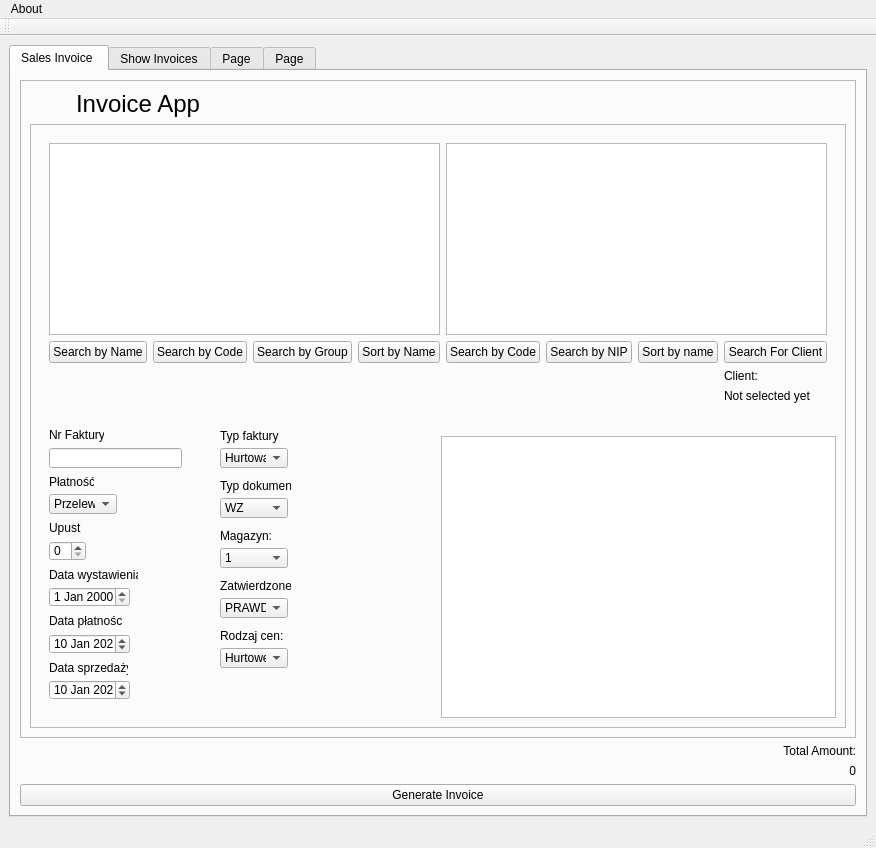
PrzemyslawSarnacki/invoiceApp, file view/tryui.ui: the form before one commit.
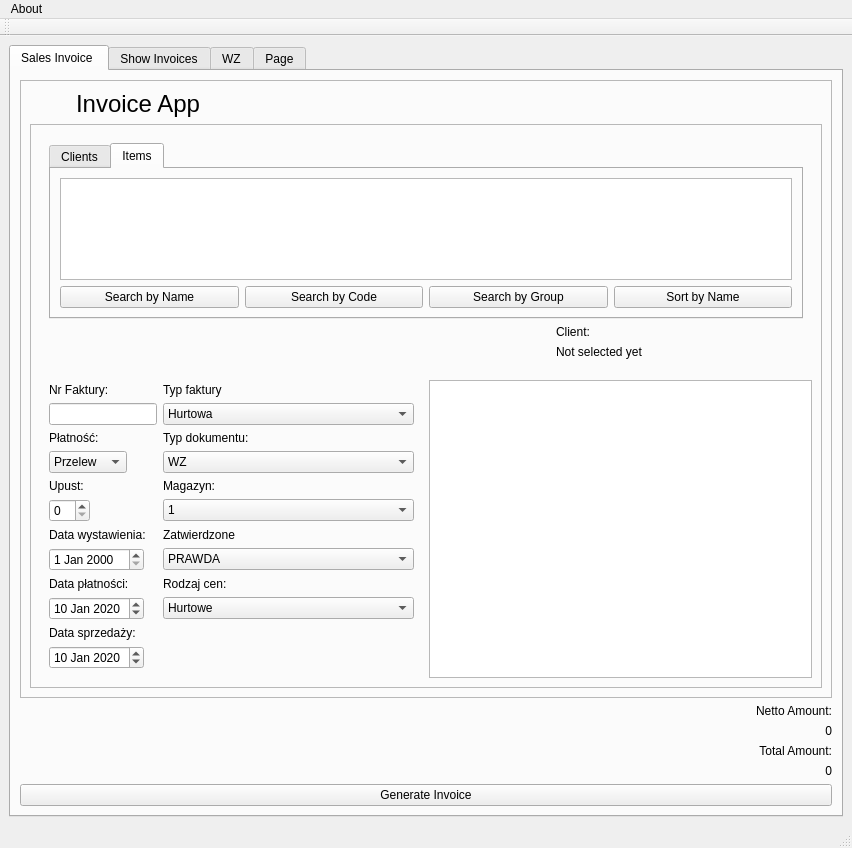
The form after the commit. The open tabs and pages were chosen to show the change. Icons and pictures are not drawn.

Commit message: One table sorts without using buttons

The edit to the form file:
```diff
--- a/view/tryui.ui
+++ b/view/tryui.ui
@@ -75,6 +75,16 @@
           <property name="sizeConstraint">
            <enum>QLayout::SetNoConstraint</enum>
           </property>
+          <item row="4" column="0">
+           <widget class="QLabel" name="totalAmountResultLabel">
+            <property name="text">
+             <string>0</string>
+            </property>
+            <property name="alignment">
+             <set>Qt::AlignRight|Qt::AlignTrailing|Qt::AlignVCenter</set>
+            </property>
+           </widget>
+          </item>
           <item row="0" column="0">
            <widget class="QFrame" name="frame_2">
             <property name="frameShape">
@@ -112,313 +122,31 @@
                 <enum>QFrame::Raised</enum>
                </property>
                <layout class="QGridLayout" name="gridLayout_4">
-                <item row="0" column="0" rowspan="4" colspan="4">
-                 <widget class="QFrame" name="frame_5">
-                  <layout class="QGridLayout" name="gridLayout_5">
-                   <item row="4" column="1">
-                    <widget class="QPushButton" name="searchForItemButton">
-                     <property name="text">
-                      <string>Search by Name</string>
-                     </property>
-                    </widget>
-                   </item>
-                   <item row="4" column="2">
-                    <widget class="QPushButton" name="searchItemByCodeButton">
-                     <property name="text">
-                      <string>Search by Code</string>
-                     </property>
-                    </widget>
-                   </item>
-                   <item row="5" column="9">
-                    <widget class="QLabel" name="clientLabel">
-                     <property name="text">
-                      <string>Client:</string>
-                     </property>
-                     <property name="alignment">
-                      <set>Qt::AlignLeading|Qt::AlignLeft|Qt::AlignVCenter</set>
-                     </property>
-                    </widget>
-                   </item>
-                   <item row="1" column="6" rowspan="3" colspan="4">
-                    <widget class="QTableView" name="tableView_2"/>
-                   </item>
-                   <item row="4" column="9">
-                    <widget class="QPushButton" name="searchForClientButton">
-                     <property name="text">
-                      <string>Search For Client</string>
-                     </property>
-                    </widget>
-                   </item>
-                   <item row="4" column="6">
-                    <widget class="QPushButton" name="searchClientByCodeButton">
-                     <property name="text">
-                      <string>Search by Code</string>
-                     </property>
-                    </widget>
-                   </item>
-                   <item row="6" column="9">
-                    <widget class="QLabel" name="clientResultLabel">
-                     <property name="text">
-                      <string>Not selected yet</string>
-                     </property>
-                     <property name="alignment">
-                      <set>Qt::AlignLeading|Qt::AlignLeft|Qt::AlignVCenter</set>
-                     </property>
-                    </widget>
-                   </item>
-                   <item row="4" column="4">
-                    <widget class="QPushButton" name="sortItemsByNameButton">
-                     <property name="text">
-                      <string>Sort by Name</string>
-                     </property>
-                    </widget>
-                   </item>
-                   <item row="4" column="7">
-                    <widget class="QPushButton" name="searchClientsByNIPButton">
-                     <property name="text">
-                      <string>Search by NIP</string>
-                     </property>
-                    </widget>
-                   </item>
-                   <item row="4" column="8">
-                    <widget class="QPushButton" name="sortClientsByNameButton">
-                     <property name="text">
-                      <string>Sort by name</string>
-                     </property>
-                    </widget>
-                   </item>
-                   <item row="4" column="3">
-                    <widget class="QPushButton" name="searchItemByGroupButton">
-                     <property name="text">
-                      <string>Search by Group</string>
-                     </property>
-                    </widget>
-                   </item>
-                   <item row="1" column="1" rowspan="3" colspan="4">
-                    <widget class="QTableView" name="tableView">
-                     <property name="selectionMode">
-                      <enum>QAbstractItemView::SingleSelection</enum>
-                     </property>
-                     <property name="selectionBehavior">
-                      <enum>QAbstractItemView::SelectRows</enum>
-                     </property>
-                     <property name="iconSize">
-                      <size>
-                       <width>50</width>
-                       <height>50</height>
-                      </size>
-                     </property>
-                     <property name="sortingEnabled">
-                      <bool>true</bool>
-                     </property>
-                     <attribute name="horizontalHeaderCascadingSectionResizes">
-                      <bool>true</bool>
-                     </attribute>
-                     <attribute name="horizontalHeaderStretchLastSection">
-                      <bool>true</bool>
-                     </attribute>
-                     <attribute name="verticalHeaderCascadingSectionResizes">
-                      <bool>false</bool>
-                     </attribute>
-                    </widget>
-                   </item>
-                  </layout>
-                 </widget>
-                </item>
                 <item row="9" column="2" colspan="2">
                  <widget class="QTableView" name="tableView_3"/>
                 </item>
-                <item row="6" column="0" rowspan="4" colspan="2">
+                <item row="8" column="0" rowspan="2" colspan="2">
                  <widget class="QFrame" name="frame_4">
-                  <widget class="QLabel" name="paymentLabel">
-                   <property name="geometry">
-                    <rect>
-                     <x>9</x>
-                     <y>56</y>
-                     <width>45</width>
-                     <height>16</height>
-                    </rect>
-                   </property>
-                   <property name="text">
-                    <string>Płatność:</string>
-                   </property>
-                  </widget>
-                  <widget class="QComboBox" name="paymentComboBox">
-                   <property name="geometry">
-                    <rect>
-                     <x>9</x>
-                     <y>76</y>
-                     <width>68</width>
-                     <height>20</height>
-                    </rect>
-                   </property>
-                   <item>
-                    <property name="text">
-                     <string>Przelew</string>
-                    </property>
-                   </item>
-                   <item>
-                    <property name="text">
-                     <string>Gotówka</string>
-                    </property>
-                   </item>
-                   <item>
-                    <property name="text">
-                     <string>Rabat</string>
-                    </property>
-                   </item>
-                  </widget>
-                  <widget class="QLabel" name="discountLabel">
-                   <property name="geometry">
-                    <rect>
-                     <x>9</x>
-                     <y>102</y>
-                     <width>32</width>
-                     <height>16</height>
-                    </rect>
-                   </property>
-                   <property name="text">
-                    <string>Upust:</string>
-                   </property>
-                  </widget>
-                  <widget class="QSpinBox" name="discountSpinBox">
-                   <property name="geometry">
-                    <rect>
-                     <x>9</x>
-                     <y>123</y>
-                     <width>37</width>
-                     <height>20</height>
-                    </rect>
-                   </property>
-                  </widget>
-                  <widget class="QLabel" name="invoiceGenerationDateLabel">
-                   <property name="geometry">
-                    <rect>
-                     <x>9</x>
-                     <y>149</y>
-                     <width>89</width>
-                     <height>16</height>
-                    </rect>
-                   </property>
-                   <property name="text">
-                    <string>Data wystawienia:</string>
-                   </property>
-                  </widget>
-                  <widget class="QDateEdit" name="invoiceGenerationDateEdit">
-                   <property name="geometry">
-                    <rect>
-                     <x>9</x>
-                     <y>169</y>
-                     <width>81</width>
-                     <height>20</height>
-                    </rect>
-                   </property>
-                  </widget>
-                  <widget class="QLabel" name="invoiceGenerationDateLabel_2">
-                   <property name="geometry">
-                    <rect>
-                     <x>9</x>
-                     <y>195</y>
-                     <width>73</width>
-                     <height>16</height>
-                    </rect>
-                   </property>
-                   <property name="text">
-                    <string>Data płatności:</string>
-                   </property>
-                  </widget>
-                  <widget class="QDateEdit" name="invoicePaymentDateEdit">
-                   <property name="geometry">
-                    <rect>
-                     <x>9</x>
-                     <y>216</y>
-                     <width>81</width>
-                     <height>20</height>
-                    </rect>
-                   </property>
-                   <property name="date">
-                    <date>
-                     <year>2020</year>
-                     <month>1</month>
-                     <day>10</day>
-                    </date>
-                   </property>
-                  </widget>
-                  <widget class="QLineEdit" name="invoiceNumberEdit">
-                   <property name="geometry">
-                    <rect>
-                     <x>9</x>
-                     <y>30</y>
-                     <width>133</width>
-                     <height>20</height>
-                    </rect>
-                   </property>
-                  </widget>
+                  <layout class="QFormLayout" name="formLayout">
+                   <item row="0" column="0">
                   <widget class="QLabel" name="invoiceNumberLabel">
-                   <property name="geometry">
-                    <rect>
-                     <x>9</x>
-                     <y>9</y>
-                     <width>55</width>
-                     <height>16</height>
-                    </rect>
-                   </property>
                    <property name="text">
                     <string>Nr Faktury:</string>
                    </property>
                   </widget>
-                  <widget class="QLabel" name="invoiceSaleDateLabel_3">
-                   <property name="geometry">
-                    <rect>
-                     <x>9</x>
-                     <y>242</y>
-                     <width>79</width>
-                     <height>16</height>
-                    </rect>
-                   </property>
-                   <property name="text">
-                    <string>Data sprzedaży:</string>
-                   </property>
-                  </widget>
-                  <widget class="QDateEdit" name="invoiceSaleDateEdit_2">
-                   <property name="geometry">
-                    <rect>
-                     <x>9</x>
-                     <y>262</y>
-                     <width>81</width>
-                     <height>20</height>
-                    </rect>
-                   </property>
-                   <property name="date">
-                    <date>
-                     <year>2020</year>
-                     <month>1</month>
-                     <day>10</day>
-                    </date>
-                   </property>
-                  </widget>
+                   </item>
+                   <item row="0" column="1">
                   <widget class="QLabel" name="invoicTypeLabel_2">
-                   <property name="geometry">
-                    <rect>
-                     <x>180</x>
-                     <y>10</y>
-                     <width>71</width>
-                     <height>16</height>
-                    </rect>
-                   </property>
                    <property name="text">
                     <string>Typ faktury</string>
                    </property>
                   </widget>
+                   </item>
+                   <item row="1" column="0">
+                    <widget class="QLineEdit" name="invoiceNumberEdit"/>
+                   </item>
+                   <item row="1" column="1">
                   <widget class="QComboBox" name="invoiceTypeComboBox">
-                   <property name="geometry">
-                    <rect>
-                     <x>180</x>
-                     <y>30</y>
-                     <width>68</width>
-                     <height>20</height>
-                    </rect>
-                   </property>
                    <item>
                     <property name="text">
                      <string>Hurtowa</string>
@@ -435,28 +163,42 @@
                     </property>
                    </item>
                   </widget>
+                   </item>
+                   <item row="2" column="0">
+                    <widget class="QLabel" name="paymentLabel">
+                     <property name="text">
+                      <string>Płatność:</string>
+                     </property>
+                    </widget>
+                   </item>
+                   <item row="2" column="1">
                   <widget class="QLabel" name="invoicTypeLabel_3">
-                   <property name="geometry">
-                    <rect>
-                     <x>180</x>
-                     <y>60</y>
-                     <width>71</width>
-                     <height>16</height>
-                    </rect>
-                   </property>
                    <property name="text">
                     <string>Typ dokumentu:</string>
                    </property>
                   </widget>
+                   </item>
+                   <item row="3" column="0">
+                    <widget class="QComboBox" name="paymentComboBox">
+                     <item>
+                      <property name="text">
+                       <string>Przelew</string>
+                      </property>
+                     </item>
+                     <item>
+                      <property name="text">
+                       <string>Gotówka</string>
+                      </property>
+                     </item>
+                     <item>
+                      <property name="text">
+                       <string>Rabat</string>
+                      </property>
+                     </item>
+                    </widget>
+                   </item>
+                   <item row="3" column="1">
                   <widget class="QComboBox" name="invoiceTypeComboBox_2">
-                   <property name="geometry">
-                    <rect>
-                     <x>180</x>
-                     <y>80</y>
-                     <width>68</width>
-                     <height>20</height>
-                    </rect>
-                   </property>
                    <item>
                     <property name="text">
                      <string>WZ</string>
@@ -473,28 +215,26 @@
                     </property>
                    </item>
                   </widget>
+                   </item>
+                   <item row="4" column="0">
+                    <widget class="QLabel" name="discountLabel">
+                     <property name="text">
+                      <string>Upust:</string>
+                     </property>
+                    </widget>
+                   </item>
+                   <item row="4" column="1">
                   <widget class="QLabel" name="warehouseSelectLabel_4">
-                   <property name="geometry">
-                    <rect>
-                     <x>180</x>
-                     <y>110</y>
-                     <width>71</width>
-                     <height>16</height>
-                    </rect>
-                   </property>
                    <property name="text">
                     <string>Magazyn:</string>
                    </property>
                   </widget>
+                   </item>
+                   <item row="5" column="0">
+                    <widget class="QSpinBox" name="discountSpinBox"/>
+                   </item>
+                   <item row="5" column="1">
                   <widget class="QComboBox" name="warehouseSelectComboBox_3">
-                   <property name="geometry">
-                    <rect>
-                     <x>180</x>
-                     <y>130</y>
-                     <width>68</width>
-                     <height>20</height>
-                    </rect>
-                   </property>
                    <item>
                     <property name="text">
                      <string>1</string>
@@ -511,28 +251,26 @@
                     </property>
                    </item>
                   </widget>
+                   </item>
+                   <item row="6" column="0">
+                    <widget class="QLabel" name="invoiceGenerationDateLabel">
+                     <property name="text">
+                      <string>Data wystawienia:</string>
+                     </property>
+                    </widget>
+                   </item>
+                   <item row="6" column="1">
                   <widget class="QLabel" name="warehouseSelectLabel_5">
-                   <property name="geometry">
-                    <rect>
-                     <x>180</x>
-                     <y>160</y>
-                     <width>71</width>
-                     <height>16</height>
-                    </rect>
-                   </property>
                    <property name="text">
                     <string>Zatwierdzone</string>
                    </property>
                   </widget>
+                   </item>
+                   <item row="7" column="0">
+                    <widget class="QDateEdit" name="invoiceGenerationDateEdit"/>
+                   </item>
+                   <item row="7" column="1">
                   <widget class="QComboBox" name="warehouseSelectComboBox_4">
-                   <property name="geometry">
-                    <rect>
-                     <x>180</x>
-                     <y>180</y>
-                     <width>68</width>
-                     <height>20</height>
-                    </rect>
-                   </property>
                    <item>
                     <property name="text">
                      <string>PRAWDA</string>
@@ -544,28 +282,52 @@
                     </property>
                    </item>
                   </widget>
+                   </item>
+                   <item row="8" column="0">
+                    <widget class="QLabel" name="invoiceGenerationDateLabel_2">
+                     <property name="text">
+                      <string>Data płatności:</string>
+                     </property>
+                    </widget>
+                   </item>
+                   <item row="9" column="0">
+                    <widget class="QDateEdit" name="invoicePaymentDateEdit">
+                     <property name="date">
+                      <date>
+                       <year>2020</year>
+                       <month>1</month>
+                       <day>10</day>
+                      </date>
+                     </property>
+                    </widget>
+                   </item>
+                   <item row="10" column="0">
+                    <widget class="QLabel" name="invoiceSaleDateLabel_3">
+                     <property name="text">
+                      <string>Data sprzedaży:</string>
+                     </property>
+                    </widget>
+                   </item>
+                   <item row="11" column="0">
+                    <widget class="QDateEdit" name="invoiceSaleDateEdit_2">
+                     <property name="date">
+                      <date>
+                       <year>2020</year>
+                       <month>1</month>
+                       <day>10</day>
+                      </date>
+                     </property>
+                    </widget>
+                   </item>
+                   <item row="8" column="1">
                   <widget class="QLabel" name="priceTypeLabel">
-                   <property name="geometry">
-                    <rect>
-                     <x>180</x>
-                     <y>210</y>
-                     <width>71</width>
-                     <height>16</height>
-                    </rect>
-                   </property>
                    <property name="text">
                     <string>Rodzaj cen:</string>
                    </property>
                   </widget>
+                   </item>
+                   <item row="9" column="1">
                   <widget class="QComboBox" name="priceTypeComboBox">
-                   <property name="geometry">
-                    <rect>
-                     <x>180</x>
-                     <y>230</y>
-                     <width>68</width>
-                     <height>20</height>
-                    </rect>
-                   </property>
                    <item>
                     <property name="text">
                      <string>Hurtowe</string>
@@ -577,6 +339,142 @@
                     </property>
                    </item>
                   </widget>
+                   </item>
+                  </layout>
+                 </widget>
+                </item>
+                <item row="0" column="0" rowspan="6" colspan="4">
+                 <widget class="QFrame" name="frame_5">
+                  <layout class="QGridLayout" name="gridLayout_5">
+                   <item row="2" column="2">
+                    <widget class="QLabel" name="clientLabel">
+                     <property name="text">
+                      <string>Client:</string>
+                     </property>
+                     <property name="alignment">
+                      <set>Qt::AlignLeading|Qt::AlignLeft|Qt::AlignVCenter</set>
+                     </property>
+                    </widget>
+                   </item>
+                   <item row="3" column="2">
+                    <widget class="QLabel" name="clientResultLabel">
+                     <property name="text">
+                      <string>Not selected yet</string>
+                     </property>
+                     <property name="alignment">
+                      <set>Qt::AlignLeading|Qt::AlignLeft|Qt::AlignVCenter</set>
+                     </property>
+                    </widget>
+                   </item>
+                   <item row="0" column="0" rowspan="2" colspan="3">
+                    <widget class="QTabWidget" name="tabWidget_2">
+                     <property name="currentIndex">
+                      <number>0</number>
+                     </property>
+                     <widget class="QWidget" name="tab_6">
+                      <attribute name="title">
+                       <string>Clients</string>
+                      </attribute>
+                      <layout class="QGridLayout" name="gridLayout_9">
+                       <item row="0" column="0" colspan="4">
+                        <widget class="QTableView" name="tableView_2"/>
+                       </item>
+                       <item row="1" column="0">
+                        <widget class="QPushButton" name="searchClientByCodeButton">
+                         <property name="text">
+                          <string>Search by Code</string>
+                         </property>
+                        </widget>
+                       </item>
+                       <item row="1" column="1">
+                        <widget class="QPushButton" name="searchClientsByNIPButton">
+                         <property name="text">
+                          <string>Search by NIP</string>
+                         </property>
+                        </widget>
+                       </item>
+                       <item row="1" column="2">
+                        <widget class="QPushButton" name="sortClientsByNameButton">
+                         <property name="text">
+                          <string>Sort by name</string>
+                         </property>
+                        </widget>
+                       </item>
+                       <item row="1" column="3">
+                        <widget class="QPushButton" name="searchForClientButton">
+                         <property name="text">
+                          <string>Search For Client</string>
+                         </property>
+                        </widget>
+                       </item>
+                      </layout>
+                     </widget>
+                     <widget class="QWidget" name="tab_5">
+                      <attribute name="title">
+                       <string>Items</string>
+                      </attribute>
+                      <layout class="QGridLayout" name="gridLayout_10">
+                       <item row="0" column="0" colspan="4">
+                        <widget class="QTableView" name="tableView">
+                         <property name="selectionMode">
+                          <enum>QAbstractItemView::SingleSelection</enum>
+                         </property>
+                         <property name="selectionBehavior">
+                          <enum>QAbstractItemView::SelectRows</enum>
+                         </property>
+                         <property name="iconSize">
+                          <size>
+                           <width>50</width>
+                           <height>50</height>
+                          </size>
+                         </property>
+                         <property name="sortingEnabled">
+                          <bool>true</bool>
+                         </property>
+                         <attribute name="horizontalHeaderCascadingSectionResizes">
+                          <bool>true</bool>
+                         </attribute>
+                         <attribute name="horizontalHeaderStretchLastSection">
+                          <bool>true</bool>
+                         </attribute>
+                         <attribute name="verticalHeaderCascadingSectionResizes">
+                          <bool>false</bool>
+                         </attribute>
+                        </widget>
+                       </item>
+                       <item row="1" column="0">
+                        <widget class="QPushButton" name="searchForItemButton">
+                         <property name="text">
+                          <string>Search by Name</string>
+                         </property>
+                        </widget>
+                       </item>
+                       <item row="1" column="1">
+                        <widget class="QPushButton" name="searchItemByCodeButton">
+                         <property name="text">
+                          <string>Search by Code</string>
+                         </property>
+                        </widget>
+                       </item>
+                       <item row="1" column="2">
+                        <widget class="QPushButton" name="searchItemByGroupButton">
+                         <property name="text">
+                          <string>Search by Group</string>
+                         </property>
+                        </widget>
+                       </item>
+                       <item row="1" column="3">
+                        <widget class="QPushButton" name="sortItemsByNameButton">
+                         <property name="text">
+                          <string>Sort by Name</string>
+                         </property>
+                        </widget>
+                       </item>
+                      </layout>
+                     </widget>
+                    </widget>
+                   </item>
+                  </layout>
                  </widget>
                 </item>
                </layout>
@@ -600,25 +498,35 @@
             </layout>
            </widget>
           </item>
-          <item row="2" column="0">
-           <widget class="QLabel" name="totalAmountLabel">
-            <property name="text">
-             <string>Total Amount:</string>
-            </property>
-            <property name="alignment">
-             <set>Qt::AlignRight|Qt::AlignTrailing|Qt::AlignVCenter</set>
-            </property>
-           </widget>
-          </item>
-          <item row="4" column="0">
+          <item row="5" column="0">
            <widget class="QPushButton" name="generateInvoiceButton">
             <property name="text">
              <string>Generate Invoice</string>
             </property>
            </widget>
           </item>
+          <item row="1" column="0">
+           <widget class="QLabel" name="nettoAmountLabel">
+            <property name="text">
+             <string>Netto Amount:</string>
+            </property>
+            <property name="alignment">
+             <set>Qt::AlignRight|Qt::AlignTrailing|Qt::AlignVCenter</set>
+            </property>
+           </widget>
+          </item>
           <item row="3" column="0">
-           <widget class="QLabel" name="totalAmountResultLabel">
+           <widget class="QLabel" name="totalAmountLabel">
+            <property name="text">
+             <string>Total Amount:</string>
+            </property>
+            <property name="alignment">
+             <set>Qt::AlignRight|Qt::AlignTrailing|Qt::AlignVCenter</set>
+            </property>
+           </widget>
+          </item>
+          <item row="2" column="0">
+           <widget class="QLabel" name="nettoAmountResultLabel">
             <property name="text">
              <string>0</string>
             </property>
@@ -763,7 +671,7 @@
         </widget>
         <widget class="QWidget" name="tab_3">
          <attribute name="title">
-          <string>Page</string>
+          <string>WZ</string>
          </attribute>
         </widget>
         <widget class="QWidget" name="tab_4">
```
Left out of the diff: 2 changed lines with no effect on the pictures. Lines whose indentation alone changed are shown as unchanged. The commit also changes 5 other files.
